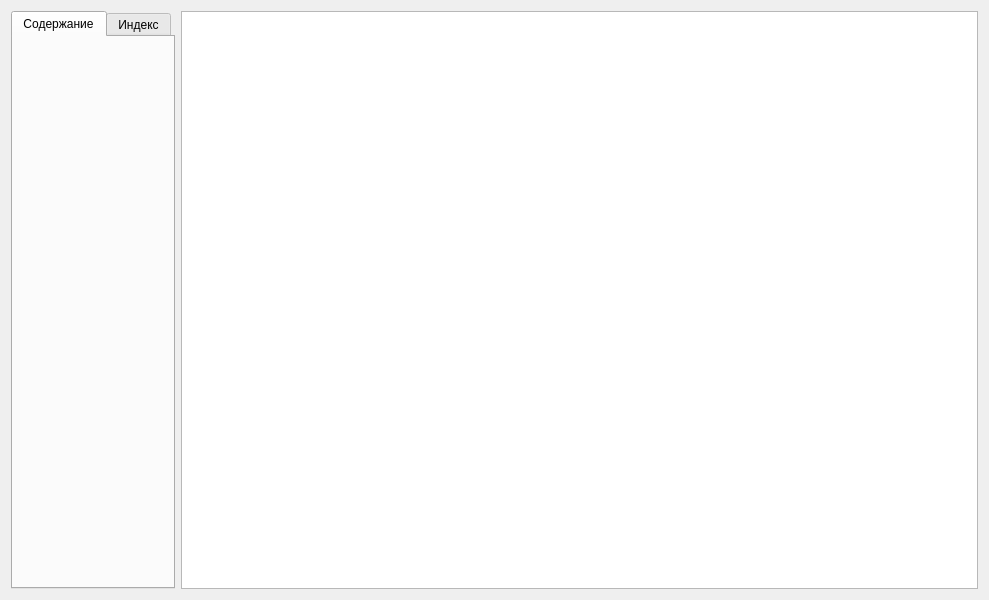
The window that src/ui/help/help_window.ui (ShompolovMaxim/FCM) describes before a commit, drawn with Qt 5.
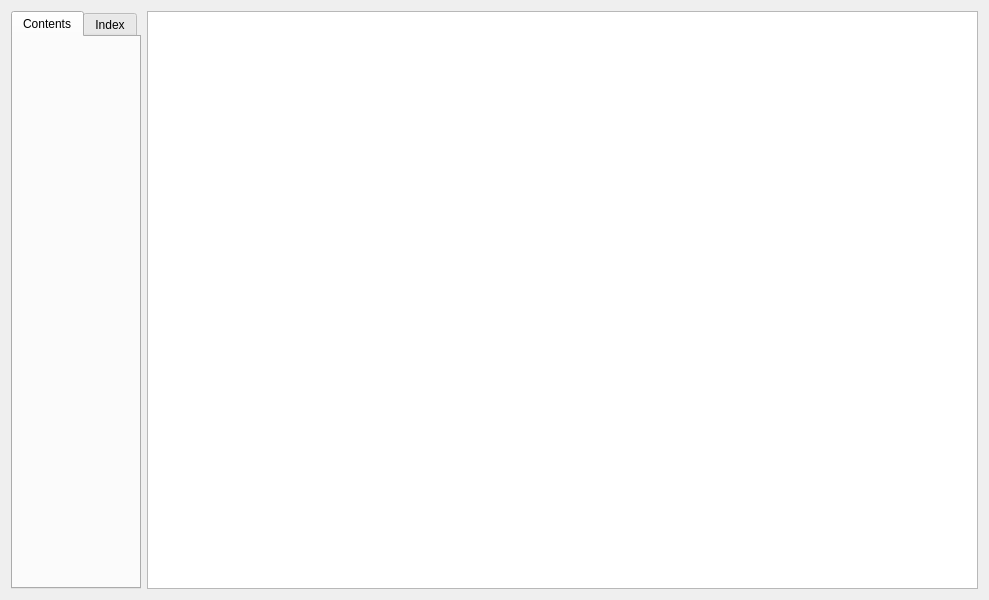
The same window after the commit. Custom widgets are drawn as their Qt base class.

```diff
--- a/src/ui/help/help_window.ui
+++ b/src/ui/help/help_window.ui
@@ -23,13 +23,13 @@
        </property>
        <widget class="QWidget" name="contentTab">
         <attribute name="title">
-         <string>Содержание</string>
+         <string>Contents</string>
         </attribute>
         <layout class="QVBoxLayout"/>
        </widget>
        <widget class="QWidget" name="indexTab">
         <attribute name="title">
-         <string>Индекс</string>
+         <string>Index</string>
         </attribute>
         <layout class="QVBoxLayout"/>
        </widget>
```
Left out of the diff: 2 changed lines with no effect on the pictures.
